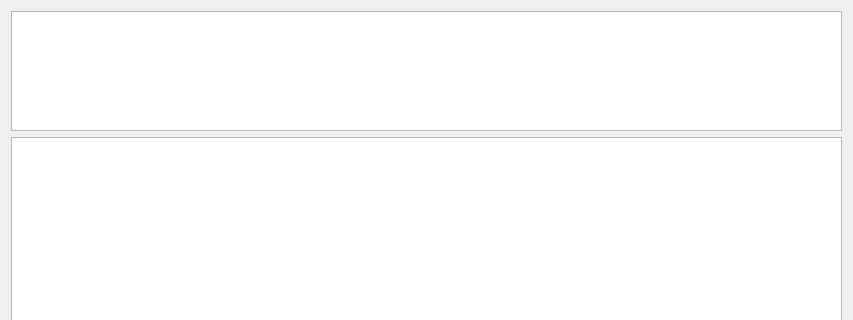
Before: the Qt Designer form license.ui in francescozanellato/ElectricalCalculator, drawn with Qt 5; both pictures show x 0 to 853 and y 0 to 320 of the 853 by 649 pixel window.
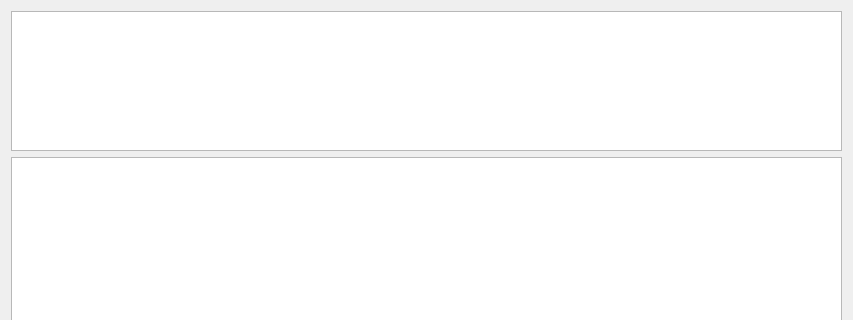
After: the same form once the commit is applied.

Commit message: Updated UI layout and copyright year in all files

Patch:
```diff
--- a/license.ui
+++ b/license.ui
@@ -42,10 +42,16 @@
        <verstretch>0</verstretch>
       </sizepolicy>
      </property>
+     <property name="minimumSize">
+      <size>
+       <width>0</width>
+       <height>140</height>
+      </size>
+     </property>
      <property name="maximumSize">
       <size>
        <width>16777215</width>
-       <height>120</height>
+       <height>140</height>
       </size>
      </property>
      <property name="readOnly">
```
Left out of the diff: 23 changed lines with no effect on the pictures. The commit also changes 7 other files.
